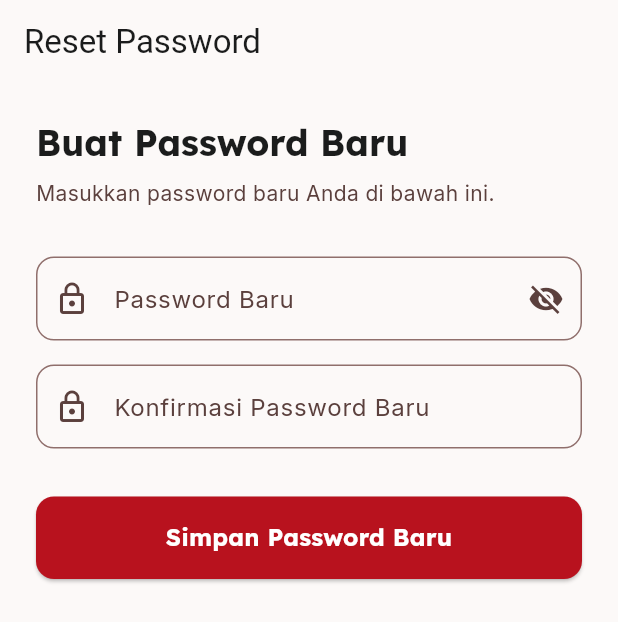
After one commit to NarmadaWeb/AyamKu, a Flutter app: the ResetPasswordScreen screen opened by its route, on a phone screen of 412 x 824 dp. The commit adds this screen. Shown: the top 622 px of the screen. Run offline on Flutter 3.47's test engine with Material 3 defaults, Android fonts, the phone set to English and light mode, and no system bars; our stand-ins replace flutter_animate, flutter_hooks, flutter_local_notifications, flutter_screenutil, geocoding, geolocator and 8 more; accounts and stored records are empty; generated files the repository leaves out were written again; network calls fail.

Commit message:
Fix multiple issues and implement new features
1. CI/CD: Trigger build only on PR to main branch.
2. Avatar: Robust upload with cache-busting and cleanup.
3. Payment: In-app Midtrans Snap flow via WebView.
4. Orders: New Order History screen with improved UI.
5. Notifications: Local push notifications for new updates.
6. GPS: Current location and coordinate support in Profile.
7. Cart: Confirmation dialog for item deletion.
8. Forgot Password: Deep linking flow and password update implementation.

```diff
--- /dev/null
+++ b/lib/features/auth/view/reset_password_screen.dart
@@ -0,0 +1,117 @@
+import 'package:flutter/material.dart';
+import 'package:hooks_riverpod/hooks_riverpod.dart';
+import 'package:flutter_hooks/flutter_hooks.dart';
+import 'package:go_router/go_router.dart';
+import '../../../core/theme/app_theme.dart';
+import '../repository/auth_repository.dart';
+
+class ResetPasswordScreen extends HookConsumerWidget {
+  const ResetPasswordScreen({super.key});
+
+  @override
+  Widget build(BuildContext context, WidgetRef ref) {
+    final passwordController = useTextEditingController();
+    final confirmPasswordController = useTextEditingController();
+    final isLoading = useState(false);
+    final obscurePassword = useState(true);
+
+    Future<void> handleResetPassword() async {
+      if (passwordController.text.isEmpty) {
+        ScaffoldMessenger.of(context).showSnackBar(
+          const SnackBar(content: Text('Password tidak boleh kosong'), backgroundColor: AppTheme.error),
+        );
+        return;
+      }
+
+      if (passwordController.text != confirmPasswordController.text) {
+        ScaffoldMessenger.of(context).showSnackBar(
+          const SnackBar(content: Text('Konfirmasi password tidak cocok'), backgroundColor: AppTheme.error),
+        );
+        return;
+      }
+
+      isLoading.value = true;
+      try {
+        await ref.read(authRepositoryProvider).updatePassword(passwordController.text);
+        if (context.mounted) {
+          ScaffoldMessenger.of(context).showSnackBar(
+            const SnackBar(content: Text('Password berhasil diperbarui!'), backgroundColor: Colors.green),
+          );
+          context.go('/login');
+        }
+      } catch (e) {
+        if (context.mounted) {
+          ScaffoldMessenger.of(context).showSnackBar(
+            SnackBar(content: Text('Gagal memperbarui password: $e'), backgroundColor: AppTheme.error),
+          );
+        }
+      } finally {
+        isLoading.value = false;
+      }
+    }
+
+    return Scaffold(
+      appBar: AppBar(
+        title: const Text('Reset Password'),
+        backgroundColor: AppTheme.surface,
+      ),
+      body: SingleChildScrollView(
+        padding: const EdgeInsets.all(24),
+        child: Column(
+          crossAxisAlignment: CrossAxisAlignment.start,
+          children: [
+            Text(
+              'Buat Password Baru',
+              style: Theme.of(context).textTheme.headlineMedium?.copyWith(fontWeight: FontWeight.bold),
+            ),
+            const SizedBox(height: 8),
+            Text(
+              'Masukkan password baru Anda di bawah ini.',
+              style: Theme.of(context).textTheme.bodyMedium?.copyWith(color: AppTheme.onSurfaceVariant),
+            ),
+            const SizedBox(height: 32),
+            TextField(
+              controller: passwordController,
+              obscureText: obscurePassword.value,
+              decoration: InputDecoration(
+                labelText: 'Password Baru',
+                prefixIcon: const Icon(Icons.lock_outline),
+                suffixIcon: IconButton(
+                  icon: Icon(obscurePassword.value ? Icons.visibility_off : Icons.visibility),
+                  onPressed: () => obscurePassword.value = !obscurePassword.value,
+                ),
+                border: OutlineInputBorder(borderRadius: BorderRadius.circular(12)),
+              ),
+            ),
+            const SizedBox(height: 16),
+            TextField(
+              controller: confirmPasswordController,
+              obscureText: obscurePassword.value,
+              decoration: InputDecoration(
+                labelText: 'Konfirmasi Password Baru',
+                prefixIcon: const Icon(Icons.lock_outline),
+                border: OutlineInputBorder(borderRadius: BorderRadius.circular(12)),
+              ),
+            ),
+            const SizedBox(height: 32),
+            SizedBox(
+              width: double.infinity,
+              child: ElevatedButton(
+                onPressed: isLoading.value ? null : handleResetPassword,
+                style: ElevatedButton.styleFrom(
+                  backgroundColor: AppTheme.primary,
+                  foregroundColor: AppTheme.onPrimary,
+                  padding: const EdgeInsets.symmetric(vertical: 16),
+                  shape: RoundedRectangleBorder(borderRadius: BorderRadius.circular(12)),
+                ),
+                child: isLoading.value
+                    ? const CircularProgressIndicator(color: Colors.white)
+                    : const Text('Simpan Password Baru', style: TextStyle(fontSize: 16, fontWeight: FontWeight.bold)),
+              ),
+            ),
+          ],
+        ),
+      ),
+    );
+  }
+}
--- a/lib/features/home/repository/notification_repository.dart
+++ b/lib/features/home/repository/notification_repository.dart
@@ -1,6 +1,7 @@
 import 'package:supabase_flutter/supabase_flutter.dart';
 import 'package:riverpod_annotation/riverpod_annotation.dart';
 import '../model/notification_model.dart';
+import '../../../core/services/notification_service.dart';
 
 part 'notification_repository.g.dart';
 
--- a/lib/features/orders/view/orders_screen.dart
+++ b/lib/features/orders/view/orders_screen.dart
@@ -67,7 +67,7 @@ class OrdersScreen extends ConsumerWidget {
                   children: [
                     Text('Riwayat Pesanan', style: Theme.of(context).textTheme.headlineSmall),
                     TextButton(
-                      onPressed: () {},
+                      onPressed: () => context.push('/order-history'),
                       child: const Row(
                         children: [
                           Text('Lihat Semua', style: TextStyle(fontWeight: FontWeight.bold)),
--- a/pubspec.yaml
+++ b/pubspec.yaml
@@ -16,12 +16,18 @@ dependencies:
   go_router: ^17.2.3
   google_fonts: ^8.1.0
   image_picker: ^1.1.2
+  path: ^1.9.0
+  geolocator: ^13.0.1
+  geocoding: ^3.0.0
+  flutter_local_notifications: ^18.0.1
+  permission_handler: ^11.3.1
   hooks_riverpod: ^3.3.1
   http: ^1.2.2
   intl: ^0.20.2
   riverpod_annotation: ^4.0.2
   supabase_flutter: ^2.12.4
   url_launcher: ^6.3.1
+  webview_flutter: ^4.10.0
 
 dev_dependencies:
   flutter_test:
```
Also changed, not shown: lib/core/config/router.dart (+18 -0 lines), lib/core/services/notification_service.dart (added, +60 -0 lines), lib/features/auth/model/user_model.dart (+8 -0 lines), lib/features/auth/repository/auth_repository.dart (+27 -4 lines), lib/features/cart/view/cart_screen.dart (+20 -2 lines), lib/features/cart/view/checkout_screen.dart (+1 -15 lines), lib/features/orders/view/order_history_screen.dart (added, +160 -0 lines), lib/features/orders/view/payment_webview_screen.dart (added, +114 -0 lines), lib/features/profile/view/profile_screen.dart (+55 -2 lines), lib/main.dart (+36 -5 lines), lib/core/config/router.g.dart, pubspec.lock, 2 other files.
